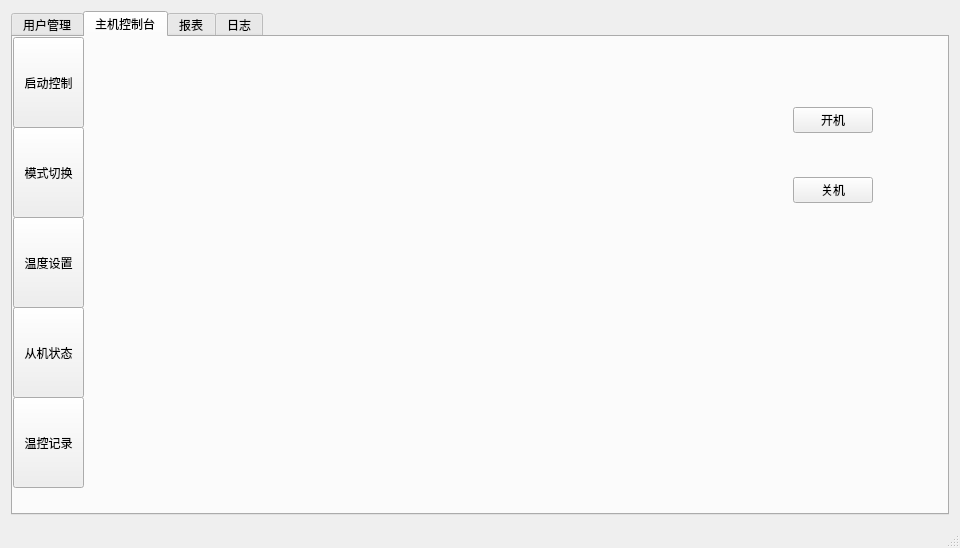
The window that master/mainwindow.ui (fengshenfeilian/airCondition) describes before a commit, drawn with Qt 5.
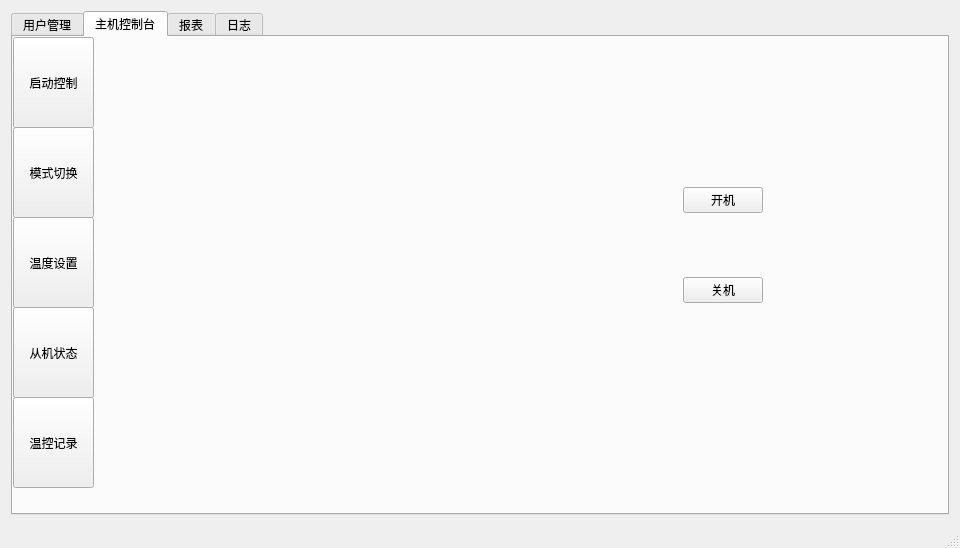
The same window after the commit. The open tabs and pages were chosen to show the change.

```diff
--- a/master/mainwindow.ui
+++ b/master/mainwindow.ui
@@ -94,7 +94,7 @@
          <rect>
           <x>0</x>
           <y>0</y>
-          <width>71</width>
+          <width>81</width>
           <height>91</height>
          </rect>
         </property>
@@ -107,7 +107,7 @@
          <rect>
           <x>0</x>
           <y>180</y>
-          <width>71</width>
+          <width>81</width>
           <height>91</height>
          </rect>
         </property>
@@ -120,7 +120,7 @@
          <rect>
           <x>0</x>
           <y>270</y>
-          <width>71</width>
+          <width>81</width>
           <height>91</height>
          </rect>
         </property>
@@ -131,10 +131,10 @@
        <widget class="QStackedWidget" name="stackedWidget">
         <property name="geometry">
          <rect>
-          <x>80</x>
-          <y>10</y>
-          <width>831</width>
-          <height>421</height>
+          <x>100</x>
+          <y>30</y>
+          <width>811</width>
+          <height>401</height>
          </rect>
         </property>
         <property name="currentIndex">
@@ -144,8 +144,8 @@
          <widget class="QPushButton" name="pbopen">
           <property name="geometry">
            <rect>
-            <x>700</x>
-            <y>60</y>
+            <x>570</x>
+            <y>120</y>
             <width>80</width>
             <height>26</height>
            </rect>
@@ -157,8 +157,8 @@
          <widget class="QPushButton" name="pbshutdown">
           <property name="geometry">
            <rect>
-            <x>700</x>
-            <y>130</y>
+            <x>570</x>
+            <y>210</y>
             <width>80</width>
             <height>26</height>
            </rect>
@@ -329,7 +329,7 @@
          <rect>
           <x>0</x>
           <y>90</y>
-          <width>71</width>
+          <width>81</width>
           <height>91</height>
          </rect>
         </property>
@@ -342,7 +342,7 @@
          <rect>
           <x>0</x>
           <y>360</y>
-          <width>71</width>
+          <width>81</width>
           <height>91</height>
          </rect>
         </property>
```
Left out of the diff: 28 changed lines with no effect on the pictures.
